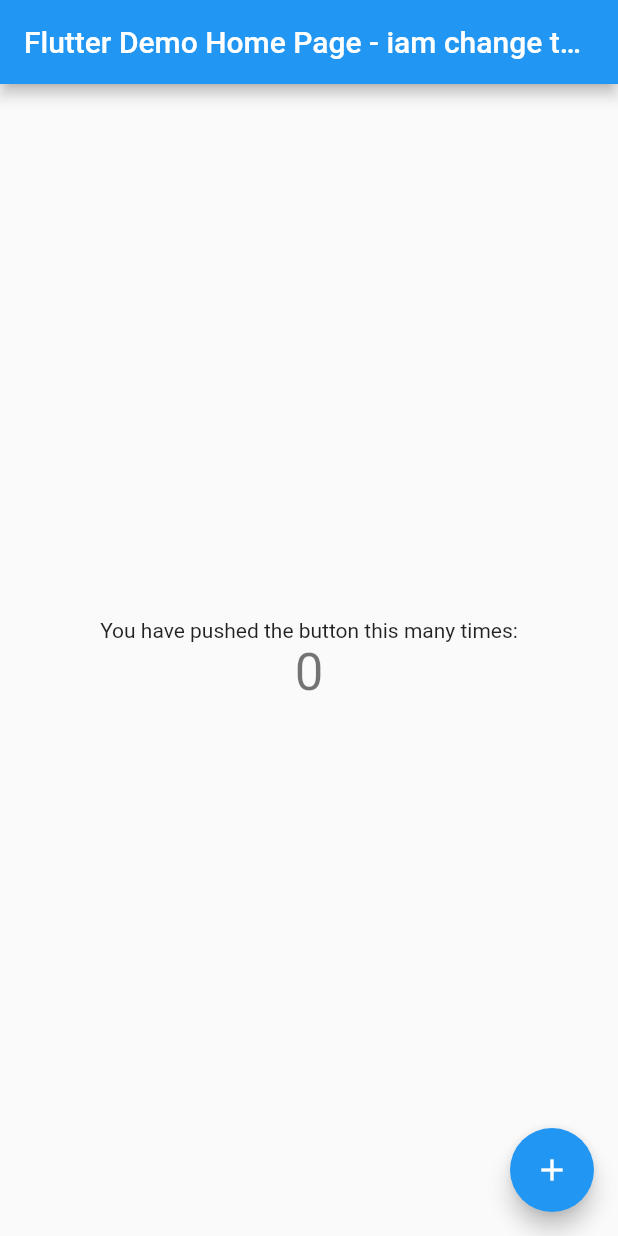
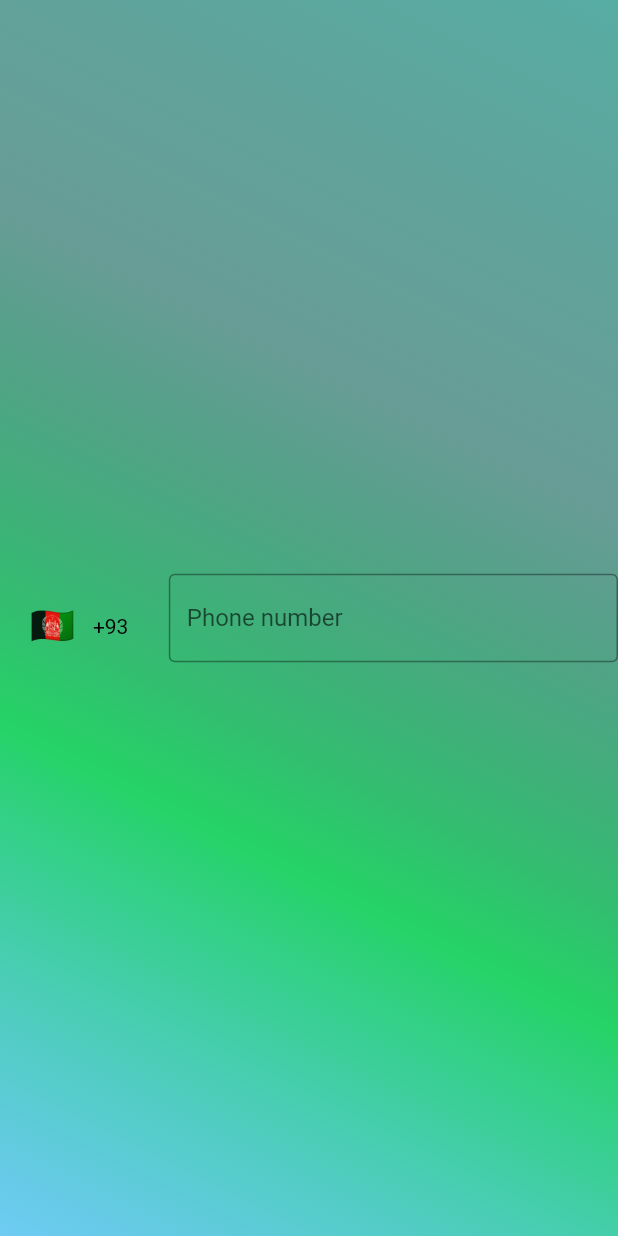
Before and after one commit to sagiv1996/send-whatsapp-to-foreign-contact, a Flutter app: the screen it shows after launch, on a phone screen of 412 x 824 dp. Run offline on Flutter 3.47's test engine with Material 2 defaults, Android fonts, the phone set to English and light mode, and no system bars; drawn by our look-alikes of intl_phone_number_input.

Commit message:
first version (have more a bit bugs)

```diff
--- a/lib/main.dart
+++ b/lib/main.dart
@@ -1,6 +1,9 @@
 import 'package:flutter/material.dart';
+import 'package:intl_phone_number_input/intl_phone_number_input.dart';
+import 'package:url_launcher/url_launcher.dart';
 
 void main() {
+  WidgetsFlutterBinding.ensureInitialized();
   runApp(const MyApp());
 }
 
@@ -11,105 +14,91 @@ class MyApp extends StatelessWidget {
   @override
   Widget build(BuildContext context) {
     return MaterialApp(
-      title: 'Flutter Demo',
+      title: 'Send whatsapp to foreign contact',
       theme: ThemeData(
-        // This is the theme of your application.
-        //
-        // Try running your application with "flutter run". You'll see the
-        // application has a blue toolbar. Then, without quitting the app, try
-        // changing the primarySwatch below to Colors.green and then invoke
-        // "hot reload" (press "r" in the console where you ran "flutter run",
-        // or simply save your changes to "hot reload" in a Flutter IDE).
-        // Notice that the counter didn't reset back to zero; the application
-        // is not restarted.
         primarySwatch: Colors.blue,
       ),
-      home: const MyHomePage(title: 'Flutter Demo Home Page - iam change the text '),
+      home: MyHomePage(),
     );
   }
 }
 
 class MyHomePage extends StatefulWidget {
-  const MyHomePage({Key? key, required this.title}) : super(key: key);
-
-  // This widget is the home page of your application. It is stateful, meaning
-  // that it has a State object (defined below) that contains fields that affect
-  // how it looks.
-
-  // This class is the configuration for the state. It holds the values (in this
-  // case the title) provided by the parent (in this case the App widget) and
-  // used by the build method of the State. Fields in a Widget subclass are
-  // always marked "final".
-
-  final String title;
+  const MyHomePage({Key? key}) : super(key: key);
 
   @override
   State<MyHomePage> createState() => _MyHomePageState();
 }
 
 class _MyHomePageState extends State<MyHomePage> {
-  int _counter = 0;
+  String? phoneNumber;
+  bool isValid = false;
 
-  void _incrementCounter() {
-    setState(() {
-      // This call to setState tells the Flutter framework that something has
-      // changed in this State, which causes it to rerun the build method below
-      // so that the display can reflect the updated values. If we changed
-      // _counter without calling setState(), then the build method would not be
-      // called again, and so nothing would appear to happen.
-      _counter++;
-    });
+  Future<void> sendAWhatsappMessage() async {
+    if (!isValid) {
+      ScaffoldMessenger.of(context).showSnackBar(
+          SnackBar(content: new Text('The phone number is not a valid.')));
+      return;
+    }
+    try {
+      await launchUrl(getUriToWhatsApp());
+    } catch (error) {
+      ScaffoldMessenger.of(context).showSnackBar(
+          SnackBar(content: new Text('The system failed to open WhatsApp')));
+    }
   }
+
+  Uri getUriToWhatsApp() => Uri.parse('whatsapp://send?phone=$phoneNumber');
 
   @override
   Widget build(BuildContext context) {
-    // This method is rerun every time setState is called, for instance as done
-    // by the _incrementCounter method above.
-    //
-    // The Flutter framework has been optimized to make rerunning build methods
-    // fast, so that you can just rebuild anything that needs updating rather
-    // than having to individually change instances of widgets.
     return Scaffold(
-      appBar: AppBar(
-        // Here we take the value from the MyHomePage object that was created by
-        // the App.build method, and use it to set our appbar title.
-        title: Text(widget.title),
-      ),
-      body: Center(
-        // Center is a layout widget. It takes a single child and positions it
-        // in the middle of the parent.
-        child: Column(
-          // Column is also a layout widget. It takes a list of children and
-          // arranges them vertically. By default, it sizes itself to fit its
-          // children horizontally, and tries to be as tall as its parent.
-          //
-          // Invoke "debug painting" (press "p" in the console, choose the
-          // "Toggle Debug Paint" action from the Flutter Inspector in Android
-          // Studio, or the "Toggle Debug Paint" command in Visual Studio Code)
-          // to see the wireframe for each widget.
-          //
-          // Column has various properties to control how it sizes itself and
-          // how it positions its children. Here we use mainAxisAlignment to
-          // center the children vertically; the main axis here is the vertical
-          // axis because Columns are vertical (the cross axis would be
-          // horizontal).
-          mainAxisAlignment: MainAxisAlignment.center,
-          children: <Widget>[
-            const Text(
-              'You have pushed the button this many times:',
-            ),
-            Text(
-              '$_counter',
-              style: Theme.of(context).textTheme.headline4,
-            ),
+        body: Container(
+      decoration: BoxDecoration(
+        gradient: LinearGradient(
+          colors: [
+            Color.fromRGBO(18, 140, 126, 0.7),
+            Color.fromRGBO(7, 94, 84, 0.6),
+            Color.fromRGBO(37, 211, 102, 1),
+            Color.fromRGBO(52, 183, 241, 0.7),
           ],
+          begin: Alignment.topRight,
+          end: Alignment.bottomLeft,
         ),
       ),
-      floatingActionButton: FloatingActionButton(
-        onPressed: _incrementCounter,
-        tooltip: 'Increment',
-        child: const Icon(Icons.add),
-      ), // This trailing comma makes auto-formatting nicer for build methods.
-    );
+      child: Center(
+        child: //
+            InternationalPhoneNumberInput(
+          locale: 'il',
+          onInputChanged: (phoneNumber) {
+            setState(() {
+              this.phoneNumber = phoneNumber.toString();
+            });
+          },
+          // Add this value because onInputChanged is required
+          onInputValidated: (bool isValid) async {
+            if (isValid) {
+              setState(() {
+                this.isValid = isValid;
+              });
+              sendAWhatsappMessage();
+            }
+          },
+          onFieldSubmitted: (phoneNumber) {
+            setState(() {
+              this.phoneNumber = phoneNumber;
+              sendAWhatsappMessage();
+            });
+          },
+          selectorConfig: SelectorConfig(
+              selectorType: PhoneInputSelectorType.BOTTOM_SHEET,
+              useEmoji: true,
+              showFlags: true),
+          autoValidateMode: AutovalidateMode.onUserInteraction,
+          selectorTextStyle: TextStyle(color: Colors.black),
+          inputBorder: OutlineInputBorder(),
+        ),
+      ),
+    ));
   }
 }
--- a/pubspec.yaml
+++ b/pubspec.yaml
@@ -27,6 +27,8 @@ environment:
 # the latest version available on pub.dev. To see which dependencies have newer
 # versions available, run `flutter pub outdated`.
 dependencies:
+  intl_phone_number_input: ^0.7.0+2
+  url_launcher: ^6.1.5
   flutter:
     sdk: flutter
 
```
Also changed, not shown: pubspec.lock, 1 other file.
